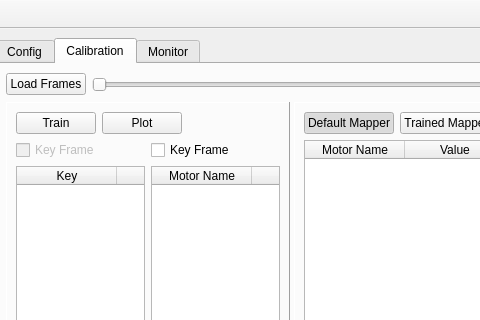
Qt form ui/mainwindow.ui (wenwei-dev/motor-calibration) before a commit; both pictures show x 294 to 774 and y 0 to 320 of the 1041 by 667 pixel window.
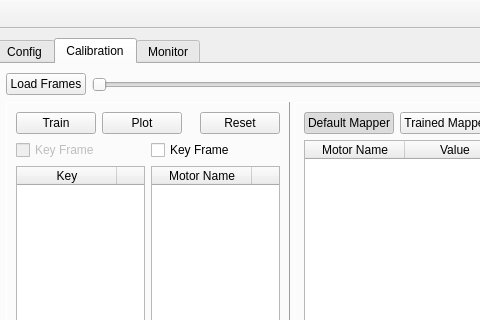
The same form after that commit. Icons and pictures are not drawn.

Commit message: Reset motor values

Diff of the .ui file:
```diff
--- a/ui/mainwindow.ui
+++ b/ui/mainwindow.ui
@@ -206,6 +206,13 @@
                 </property>
                </spacer>
               </item>
+              <item>
+               <widget class="QPushButton" name="resetSavedMotorValuesButton">
+                <property name="text">
+                 <string>Reset</string>
+                </property>
+               </widget>
+              </item>
              </layout>
             </item>
             <item>
```
The commit also changes 3 other files.
